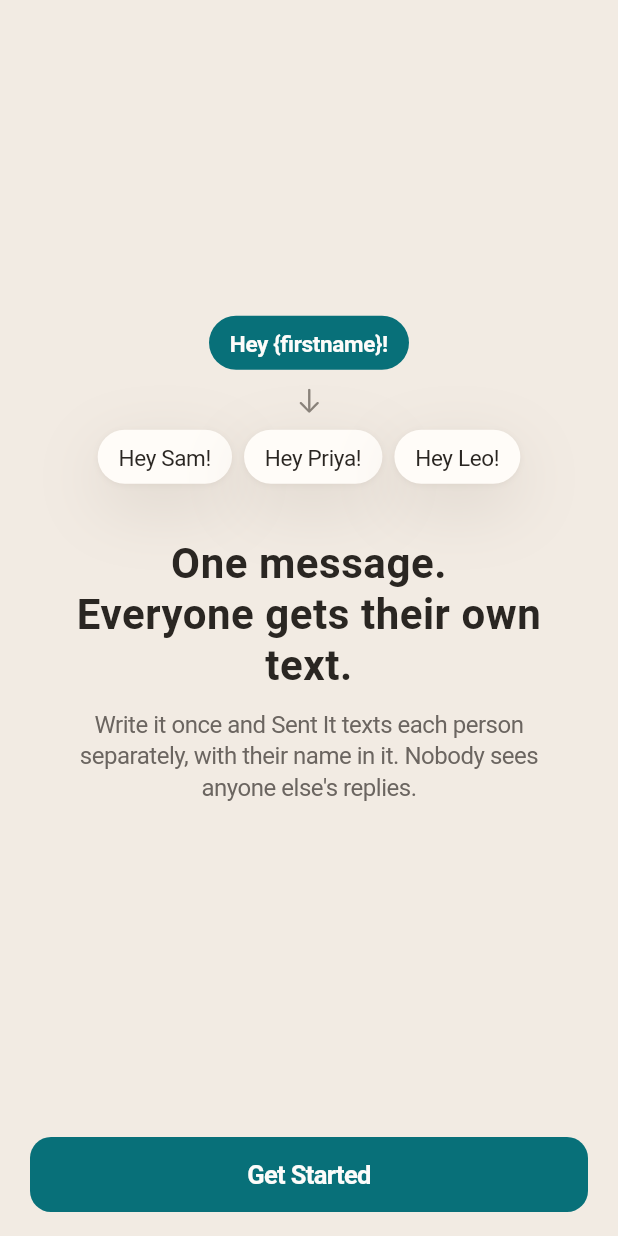
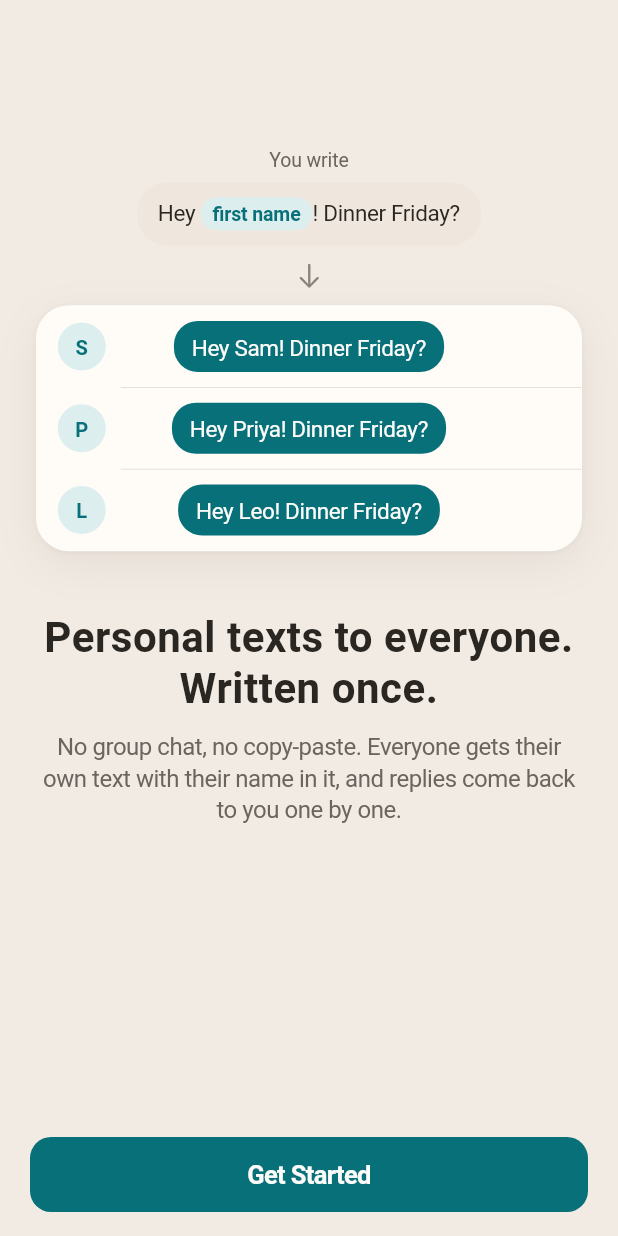
Before and after one commit to RolandoQuintana/send_it, a Flutter app: the WelcomeScreen screen opened directly with empty values, on a phone screen of 412 x 824 dp. Run offline on Flutter 3.47's test engine with Material 3 defaults, Android fonts, the phone set to English and light mode, and no system bars; our stand-ins replace flutter_contacts, image_picker, permission_handler, shared_preferences, upgrader; missing offline and left inert: posthog_flutter, purchases_flutter, purchases_ui_flutter; accounts and stored records are empty.

Commit message:
PD-136: Rework welcome copy and illustration around the core value
Lead with personal + time ("Personal texts to everyone. Written once.")
with no group chat as the supporting line. The illustration shows one
composed message fanning out into separate threads, with the name as a
chip instead of a raw {firstname} token.

Co-Authored-By: Claude Opus 5.5 <noreply@anthropic.com>

```diff
--- a/send_it/lib/screens/welcome_screen.dart
+++ b/send_it/lib/screens/welcome_screen.dart
@@ -5,6 +5,7 @@ import '../services/onboarding_service.dart';
 import '../services/subscription_service.dart';
 import '../theme/app_surfaces.dart';
 import '../theme/app_text.dart';
+import '../widgets/ui/avatar.dart';
 import '../widgets/ui/buttons.dart';
 
 /// Shows [WelcomeScreen] once, on a new user's first launch, then [child].
@@ -60,7 +61,8 @@ class _WelcomeGateState extends State<WelcomeGate> {
   }
 }
 
-/// One screen, one point: everyone gets their own text.
+/// One screen: personal texts to everyone, written once (and no group
+/// chat).
 class WelcomeScreen extends StatefulWidget {
   const WelcomeScreen({super.key, required this.onGetStarted});
 
@@ -85,29 +87,43 @@ class _WelcomeScreenState extends State<WelcomeScreen> {
         child: Column(
           crossAxisAlignment: CrossAxisAlignment.stretch,
           children: [
+            // One group, sitting a little above center so the spare room
+            // falls over the button. Scrolls at large Dynamic Type sizes.
             Expanded(
-              child: Center(
-                child: SingleChildScrollView(
-                  padding: const EdgeInsets.symmetric(horizontal: 32),
+              child: LayoutBuilder(
+                builder: (context, constraints) => SingleChildScrollView(
+                  padding: const EdgeInsets.symmetric(horizontal: 24),
+                  child: ConstrainedBox(
+                    constraints:
+                        BoxConstraints(minHeight: constraints.maxHeight),
+                    child: Align(
+                      alignment: const Alignment(0, -0.4),
+                      child: Padding(
+                        padding: const EdgeInsets.symmetric(vertical: 24),
                         child: Column(
                           mainAxisSize: MainAxisSize.min,
                           children: [
                             const _FanOutIllustration(),
-                      const SizedBox(height: 36),
+                            const SizedBox(height: 40),
                             Text(
-                        'One message.\nEveryone gets their own text.',
+                              'Personal texts to everyone.\nWritten once.',
                               textAlign: TextAlign.center,
-                        style: AppText.title1.copyWith(color: surfaces.ink),
+                              style:
+                                  AppText.title1.copyWith(color: surfaces.ink),
                             ),
                             const SizedBox(height: 12),
                             Text(
-                        'Write it once and Sent It texts each person '
-                        'separately, with their name in it. Nobody sees '
-                        "anyone else's replies.",
+                              'No group chat, no copy-paste. Everyone gets '
+                              'their own text with their name in it, and '
+                              'replies come back to you one by one.',
                               textAlign: TextAlign.center,
-                        style: AppText.callout.copyWith(color: surfaces.muted),
+                              style: AppText.callout
+                                  .copyWith(color: surfaces.muted),
                             ),
                           ],
+                        ),
+                      ),
+                    ),
                   ),
                 ),
               ),
@@ -127,46 +143,107 @@ class _WelcomeScreenState extends State<WelcomeScreen> {
   }
 }
 
-/// One bubble fanning out to three personal ones.
+/// What you write once, fanning out into three separate threads.
 class _FanOutIllustration extends StatelessWidget {
   const _FanOutIllustration();
+
+  static const _message = 'Dinner Friday?';
+  static const _names = ['Sam', 'Priya', 'Leo'];
 
   @override
   Widget build(BuildContext context) {
     final surfaces = context.surfaces;
+    final bodyStyle = AppText.subhead.copyWith(color: surfaces.ink);
 
-    Widget bubble(String text, {required bool outgoing}) => Container(
-          padding: const EdgeInsets.symmetric(horizontal: 14, vertical: 8),
-          decoration: BoxDecoration(
-            color: outgoing ? surfaces.accentFill : surfaces.card,
-            borderRadius: BorderRadius.circular(18),
-            boxShadow: outgoing ? null : surfaces.floating,
+    // The name as the composer draws it: a chip, not a raw token.
+    final nameChip = Container(
+      padding: const EdgeInsets.symmetric(horizontal: 8, vertical: 2),
+      decoration: ShapeDecoration(
+        color: surfaces.accentSoft,
+        shape: const StadiumBorder(),
       ),
       child: Text(
-            text,
-            style: AppText.subhead.copyWith(
-              color: outgoing ? surfaces.onAccent : surfaces.ink,
-              fontWeight: outgoing ? FontWeight.w600 : FontWeight.w400,
+        'first name',
+        style: AppText.footnote.copyWith(
+          color: surfaces.accent,
+          fontWeight: FontWeight.w600,
         ),
+      ),
+    );
+
+    Widget thread(String name) => Padding(
+          padding: const EdgeInsets.symmetric(horizontal: 14, vertical: 10),
+          child: Row(
+            children: [
+              InitialAvatar(name, size: 32),
+              const SizedBox(width: 8),
+              // Centered on the card: the trailing gap mirrors the avatar.
+              Expanded(
+                child: Align(
+                  child: Container(
+                    padding:
+                        const EdgeInsets.symmetric(horizontal: 12, vertical: 7),
+                    decoration: BoxDecoration(
+                      color: surfaces.accentFill,
+                      borderRadius: BorderRadius.circular(16),
+                    ),
+                    child: Text(
+                      'Hey $name! $_message',
+                      style: AppText.subhead.copyWith(color: surfaces.onAccent),
+                    ),
+                  ),
+                ),
+              ),
+              const SizedBox(width: 8 + 32),
+            ],
           ),
         );
 
     return ExcludeSemantics(
       child: Column(
         children: [
-          bubble('Hey {firstname}!', outgoing: true),
+          Text(
+            'You write',
+            style: AppText.footnote.copyWith(color: surfaces.muted),
+          ),
+          const SizedBox(height: 6),
+          Container(
+            padding: const EdgeInsets.symmetric(horizontal: 14, vertical: 10),
+            decoration: BoxDecoration(
+              color: surfaces.fill,
+              borderRadius: BorderRadius.circular(20),
+            ),
+            child: Text.rich(
+              TextSpan(
+                style: bodyStyle,
+                children: [
+                  const TextSpan(text: 'Hey '),
+                  WidgetSpan(
+                    alignment: PlaceholderAlignment.middle,
+                    child: nameChip,
+                  ),
+                  const TextSpan(text: '! $_message'),
+                ],
+              ),
+            ),
+          ),
           const SizedBox(height: 10),
           Icon(CupertinoIcons.arrow_down, color: surfaces.faint, size: 20),
           const SizedBox(height: 10),
-          Wrap(
-            alignment: WrapAlignment.center,
-            spacing: 8,
-            runSpacing: 8,
+          Container(
+            decoration: surfaces.cardDecoration(),
+            child: Column(
               children: [
-              bubble('Hey Sam!', outgoing: false),
-              bubble('Hey Priya!', outgoing: false),
-              bubble('Hey Leo!', outgoing: false),
+                for (final (i, name) in _names.indexed) ...[
+                  if (i > 0)
+                    Padding(
+                      padding: const EdgeInsets.only(left: 56),
+                      child: Container(height: 0.5, color: surfaces.hairline),
+                    ),
+                  thread(name),
                 ],
+              ],
+            ),
           ),
         ],
       ),
```
Lines whose indentation alone changed are shown as unchanged.
